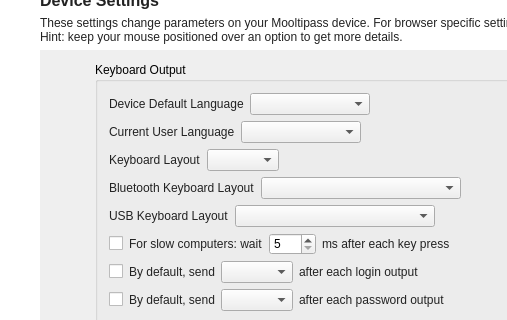
The window that src/MainWindow.ui (mooltipass/moolticute) describes before a commit, drawn with Qt 5; both pictures show x 0 to 507 and y 87 to 407 of the 988 by 632 pixel window.
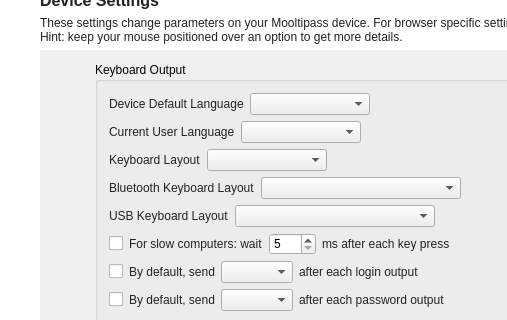
The same window after the commit. The open tabs and pages were chosen to show the change. Icons and pictures are not drawn. Custom widgets are drawn as their Qt base class.

Commit message: Increase width of Keyboard Layout combobox

```diff
--- a/src/MainWindow.ui
+++ b/src/MainWindow.ui
@@ -660,6 +660,12 @@
                       <verstretch>0</verstretch>
                      </sizepolicy>
                     </property>
+                    <property name="minimumSize">
+                     <size>
+                      <width>120</width>
+                      <height>0</height>
+                     </size>
+                    </property>
                    </widget>
                   </item>
                   <item>
```
